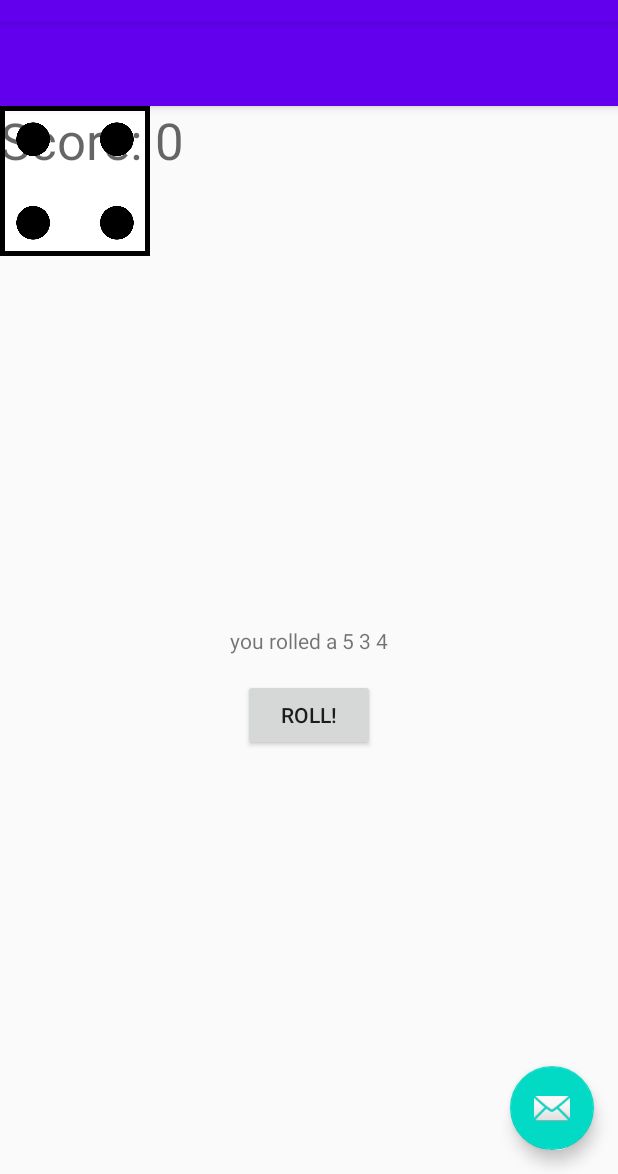
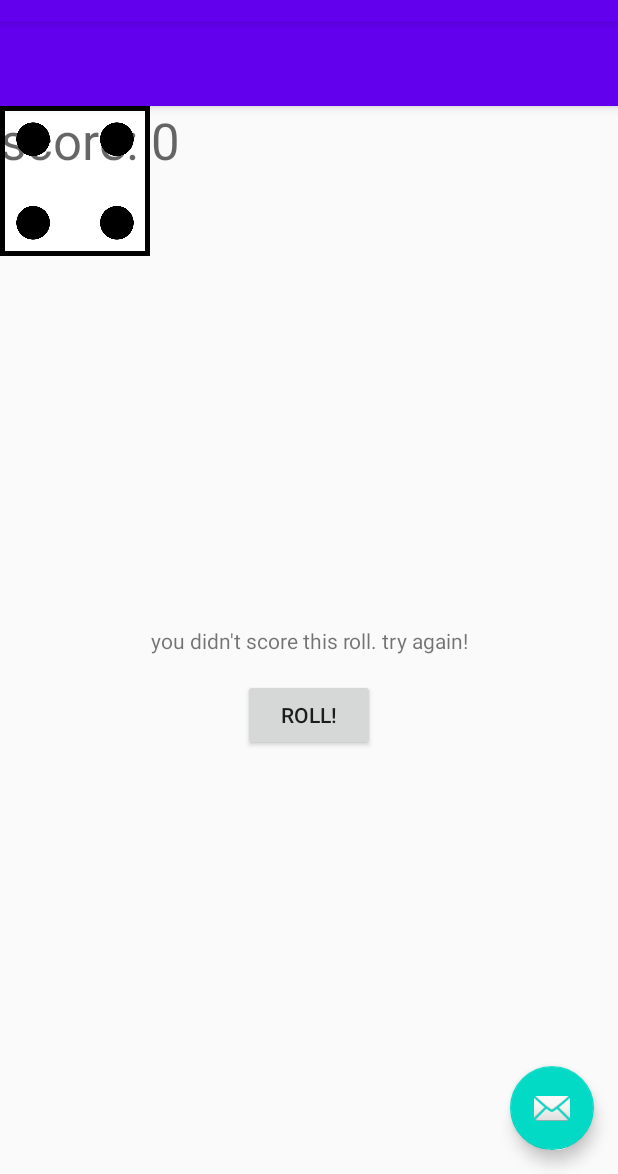
Before and after one commit to AbdoliSepehr8AMO1/DiceOut, an Android app: the MainActivity screen opened directly, with no data from a screen before it, after a tap on "ROLL!", on a phone screen of 412 x 824 dp, the part 62-1236 px from its top. Run offline under Robolectric (Android 15) with nearby library versions, the phone set to English and light mode, and no system bars; 1 statement that could not run was skipped.

Commit message:
Hoofdstuk af

```diff
--- a/app/src/main/java/com/example/diceout/MainActivity.java
+++ b/app/src/main/java/com/example/diceout/MainActivity.java
@@ -98,11 +98,8 @@ public class MainActivity extends AppCompatActivity {
         diceImageViews.add(die3Image);
 
 
+    }
 
-
-
-
-    }
 
 
 
@@ -132,24 +129,34 @@ public class MainActivity extends AppCompatActivity {
                 e.printStackTrace();
             }
 
-
-
-
         }
 
 
         //build message with the result
-        String msg = "you rolled a " +die1+" "+die2+" "+die3;
+        String msg;
+
+        if(die1 == die2 && die1 == die3) {
+            //triples
+            int scoreDelta = die1 * 100;
+            msg = "You rolled a triple" + die1 + "! you score " + scoreDelta + " points!";
+            score += scoreDelta;
+
+        } else if (die1 == die2 || die1 == die3 || die2 == die3) {
+
+            //doubles
+            msg = "you rolled doubles for 50 points";
+            score += 50;
+        } else {
+            msg = "you didn't score this roll. try again!";
+        }
+
 
         //update the app to display the result message
         rollResult.setText(msg);
-
-
-
-
-
+        scoreText.setText("score: " + score);
 
     }
+
 
 
 
```
